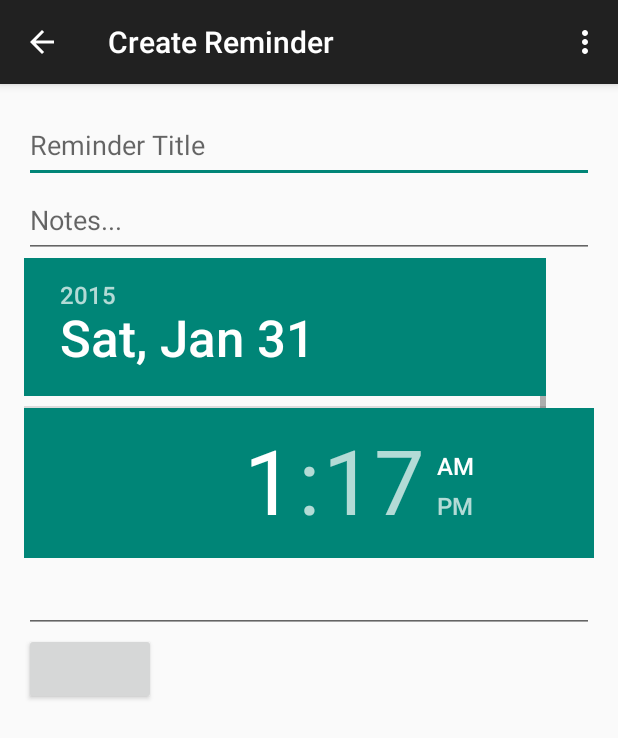
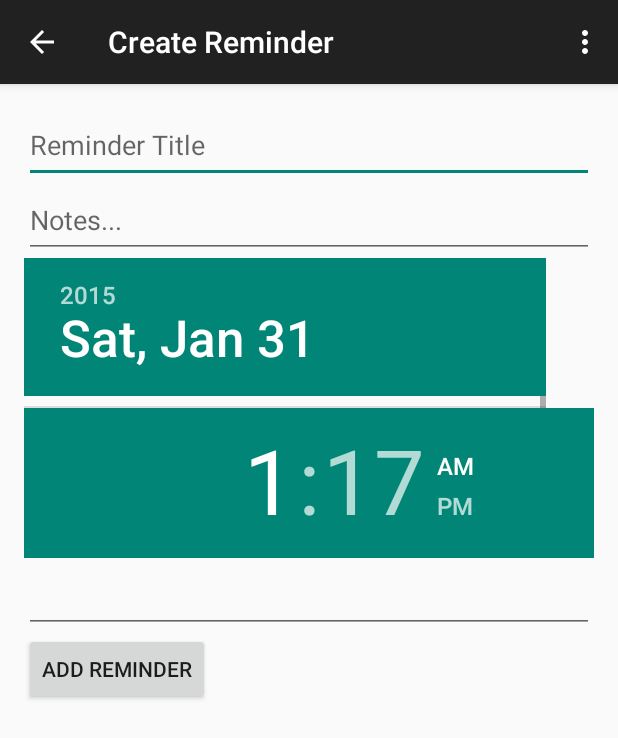
Before and after one commit to roohy/KOI, an Android app: the createReminder screen opened directly, with no data from a screen before it, on a phone screen of 412 x 824 dp. Shown: the top 738 px of the screen. Run offline under Robolectric (Android 15) with nearby library versions, the phone set to English and light mode, and no system bars; libraries missing offline, so code that uses them is left out: it.gmariotti.cardslib, it.sephiroth.android.

Commit message:
behtarinnnn commit... bara hamatoon shashidammmm

```diff
--- a/app/src/main/res/layout/activity_create_reminder.xml
+++ b/app/src/main/res/layout/activity_create_reminder.xml
@@ -17,15 +17,18 @@
         <EditText
             android:layout_width="match_parent"
             android:layout_height="50dp"
-            android:hint="Notes..."/>
+            android:hint="Notes..."
+            android:id="@+id/noteText"/>
         <DatePicker
             android:layout_width="match_parent"
             android:layout_height="100dp"
-            android:calendarViewShown="false"> </DatePicker>
+            android:calendarViewShown="false"
+            android:id="@+id/dateInput"> </DatePicker>
 
         <TimePicker
             android:layout_width="match_parent"
-            android:layout_height="100dp"> </TimePicker>
+            android:layout_height="100dp"
+            android:id="@+id/timeInput"> </TimePicker>
 
         <AutoCompleteTextView
             android:layout_width="match_parent"
@@ -34,7 +37,8 @@
         <Button
             android:layout_width="wrap_content"
             android:layout_height="wrap_content"
-            android:id="@+id/inputButton"/>
+            android:id="@+id/inputButton"
+            android:text="Add Reminder"/>
         </LinearLayout>
 
 </ScrollView>
```
Also changed, not shown: app/src/main/java/org/musk/koi/koi/createReminder.java (+144 -0 lines).
